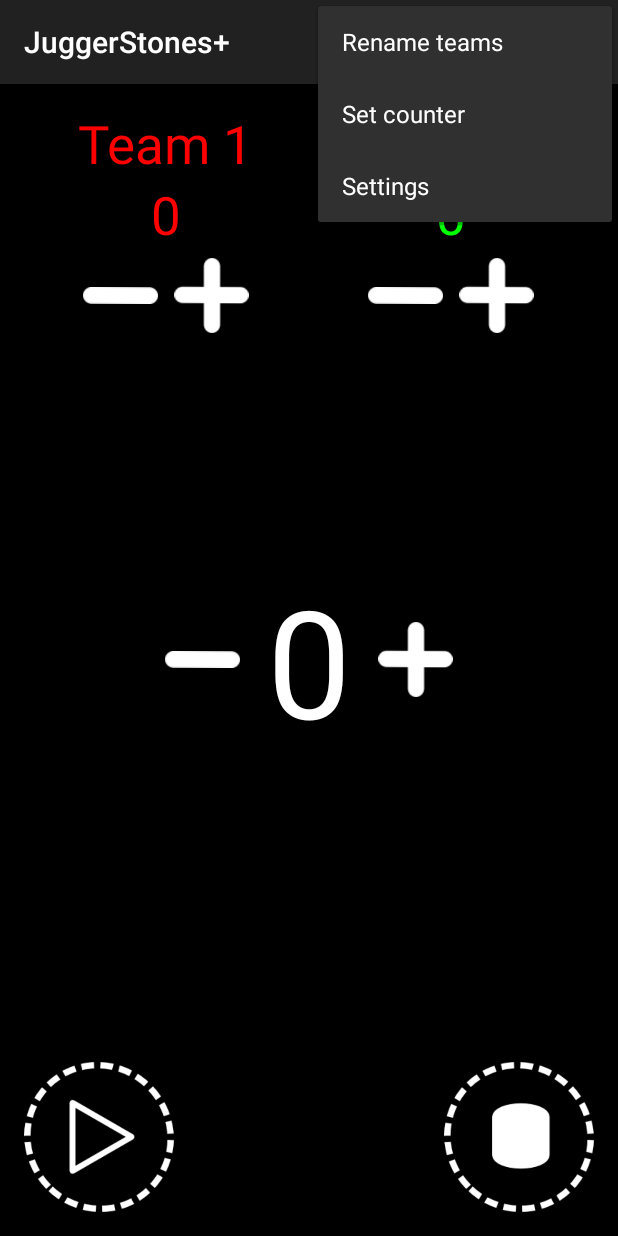
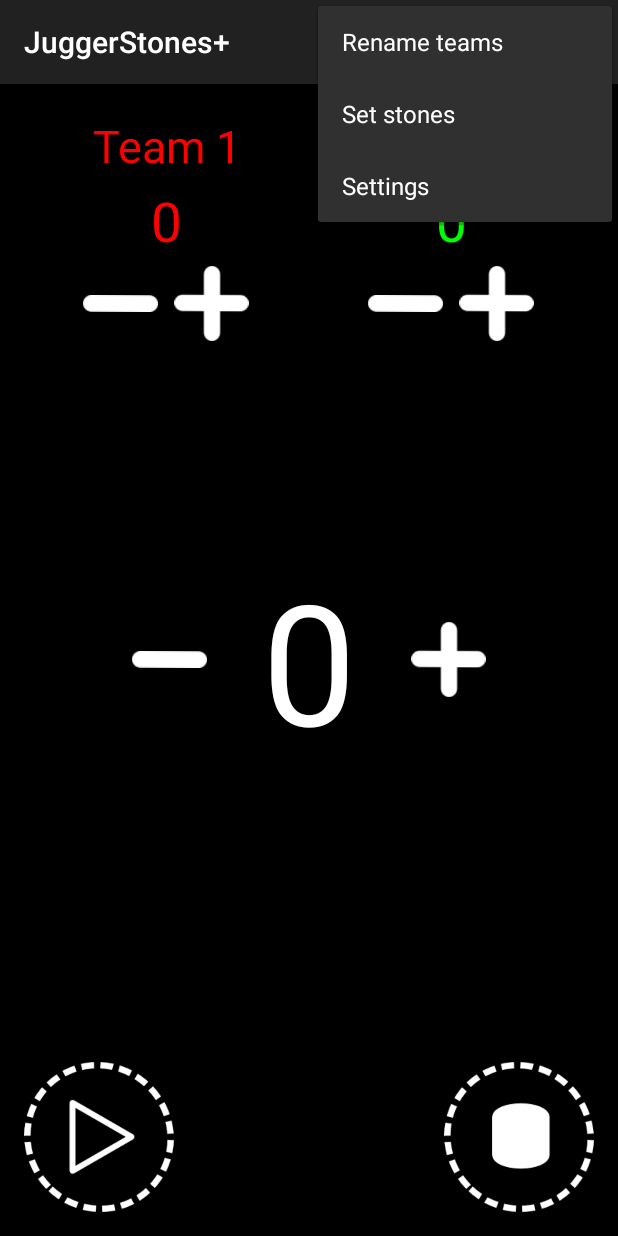
Before and after one commit to rala72/JuggerStones, an Android app: the screen it shows after launch (MainActivity), with the options menu open, on a phone screen of 412 x 824 dp. Run offline under Robolectric (Android 15) with nearby library versions, the light colour scheme and no system bars; our stand-ins replace ButterKnife.

Commit message:
fixed infinity mode || added autoResizeable textViews

```diff
--- a/app/src/main/res/layout/activity_main.xml
+++ b/app/src/main/res/layout/activity_main.xml
@@ -1,4 +1,5 @@
 <RelativeLayout xmlns:android="http://schemas.android.com/apk/res/android"
+    xmlns:app="http://schemas.android.com/apk/res-auto"
     android:id="@+id/main_activity"
     android:layout_width="match_parent"
     android:layout_height="match_parent"
@@ -24,27 +25,41 @@
             android:layout_gravity="center_horizontal"
             android:layout_weight="1">
 
-            <TextView
+            <android.support.v7.widget.AppCompatTextView
                 android:id="@+id/textView_team1"
                 android:layout_width="wrap_content"
                 android:layout_height="wrap_content"
                 android:layout_alignParentTop="true"
                 android:layout_centerHorizontal="true"
+                android:layout_centerVertical="true"
+                android:gravity="center"
+                android:maxLines="1"
+                android:maxWidth="@dimen/textSizeAuto_maxSmall"
+                android:minHeight="@dimen/textSizeAuto_minSmall"
+                android:minWidth="@dimen/textSizeAuto_minSmall"
                 android:text="@string/team1"
                 android:textAppearance="?android:attr/textAppearanceSmall"
                 android:textColor="@color/red"
-                android:textSize="@dimen/textSize_teamDetails" />
+                android:textSize="@dimen/textSize_teamDetails"
+                app:autoSizeTextType="uniform" />
 
-            <TextView
+            <android.support.v7.widget.AppCompatTextView
                 android:id="@+id/textView_team1_points"
                 android:layout_width="wrap_content"
                 android:layout_height="wrap_content"
                 android:layout_below="@+id/textView_team1"
                 android:layout_centerHorizontal="true"
+                android:layout_centerVertical="true"
+                android:gravity="center"
+                android:maxLines="1"
+                android:maxWidth="@dimen/textSizeAuto_maxSmall"
+                android:minHeight="@dimen/textSizeAuto_minSmall"
+                android:minWidth="@dimen/textSizeAuto_minSmall"
                 android:text="@string/zero"
                 android:textAppearance="?android:attr/textAppearanceLarge"
                 android:textColor="@color/red"
-                android:textSize="@dimen/textSize_teamDetails" />
+                android:textSize="@dimen/textSize_teamDetails"
+                app:autoSizeTextType="uniform" />
 
             <GridLayout
                 android:layout_width="wrap_content"
@@ -84,27 +99,41 @@
             android:layout_gravity="center_horizontal"
             android:layout_weight="1">
 
-            <TextView
+            <android.support.v7.widget.AppCompatTextView
                 android:id="@+id/textView_team2"
                 android:layout_width="wrap_content"
                 android:layout_height="wrap_content"
                 android:layout_alignParentTop="true"
                 android:layout_centerHorizontal="true"
+                android:layout_centerVertical="true"
+                android:gravity="center"
+                android:maxLines="1"
+                android:maxWidth="@dimen/textSizeAuto_maxSmall"
+                android:minHeight="@dimen/textSizeAuto_minSmall"
+                android:minWidth="@dimen/textSizeAuto_minSmall"
                 android:text="@string/team2"
                 android:textAppearance="?android:attr/textAppearanceSmall"
                 android:textColor="@color/green"
-                android:textSize="@dimen/textSize_teamDetails" />
+                android:textSize="@dimen/textSize_teamDetails"
+                app:autoSizeTextType="uniform" />
 
-            <TextView
+            <android.support.v7.widget.AppCompatTextView
                 android:id="@+id/textView_team2_points"
                 android:layout_width="wrap_content"
                 android:layout_height="wrap_content"
                 android:layout_below="@+id/textView_team2"
                 android:layout_centerHorizontal="true"
+                android:layout_centerVertical="true"
+                android:gravity="center"
+                android:maxLines="1"
+                android:maxWidth="@dimen/textSizeAuto_maxSmall"
+                android:minHeight="@dimen/textSizeAuto_minSmall"
+                android:minWidth="@dimen/textSizeAuto_minSmall"
                 android:text="@string/zero"
                 android:textAppearance="?android:attr/textAppearanceLarge"
                 android:textColor="@color/green"
-                android:textSize="@dimen/textSize_teamDetails" />
+                android:textSize="@dimen/textSize_teamDetails"
+                app:autoSizeTextType="uniform" />
 
             <GridLayout
                 android:layout_width="wrap_content"
@@ -147,39 +176,46 @@
         android:layout_centerInParent="true">
 
         <android.support.v7.widget.AppCompatImageButton
-            android:id="@+id/button_counter_decrease"
+            android:id="@+id/button_stones_decrease"
             android:layout_width="@dimen/button_increaseDecrease_size"
             android:layout_height="@dimen/button_increaseDecrease_size"
             android:layout_centerVertical="true"
             android:layout_marginEnd="@dimen/button_increaseDecrease_margin_center"
             android:layout_marginRight="@dimen/button_increaseDecrease_margin_center"
-            android:layout_toLeftOf="@+id/textView_counter"
-            android:layout_toStartOf="@+id/textView_counter"
+            android:layout_toLeftOf="@+id/textView_stones"
+            android:layout_toStartOf="@+id/textView_stones"
             android:background="@android:color/transparent"
             android:contentDescription="@string/decrease"
             android:scaleType="fitCenter"
             android:src="@drawable/decrease" />
 
-        <TextView
-            android:id="@+id/textView_counter"
+        <android.support.v7.widget.AppCompatTextView
+            android:id="@+id/textView_stones"
             android:layout_width="wrap_content"
             android:layout_height="wrap_content"
+            android:layout_alignParentTop="true"
             android:layout_centerHorizontal="true"
             android:layout_centerVertical="true"
+            android:gravity="center"
+            android:maxLines="1"
+            android:maxWidth="@dimen/textSizeAuto_maxLarge"
+            android:minHeight="@dimen/textSizeAuto_minLargeHeight"
+            android:minWidth="@dimen/textSizeAuto_minLargeWidth"
             android:text="@string/zero"
             android:textAppearance="?android:attr/textAppearanceSmall"
             android:textColor="@android:color/white"
-            android:textSize="@dimen/textSize_stones" />
+            android:textSize="@dimen/textSize_stones"
+            app:autoSizeTextType="uniform" />
 
         <android.support.v7.widget.AppCompatImageButton
-            android:id="@+id/button_counter_increase"
+            android:id="@+id/button_stones_increase"
             android:layout_width="@dimen/button_increaseDecrease_size"
             android:layout_height="@dimen/button_increaseDecrease_size"
             android:layout_centerVertical="true"
             android:layout_marginLeft="@dimen/button_increaseDecrease_margin_center"
             android:layout_marginStart="@dimen/button_increaseDecrease_margin_center"
-            android:layout_toEndOf="@+id/textView_counter"
-            android:layout_toRightOf="@+id/textView_counter"
+            android:layout_toEndOf="@+id/textView_stones"
+            android:layout_toRightOf="@+id/textView_stones"
             android:background="@android:color/transparent"
             android:contentDescription="@string/increase"
             android:scaleType="fitCenter"
--- a/app/src/main/res/menu/main.xml
+++ b/app/src/main/res/menu/main.xml
@@ -8,8 +8,8 @@
         android:title="@string/renameTeams"
         app:showAsAction="never" />
     <item
-        android:id="@+id/set_counter"
-        android:title="@string/set_counter"
+        android:id="@+id/set_stones"
+        android:title="@string/setStones"
         app:showAsAction="never" />
     <item
         android:id="@+id/action_support"
--- a/app/src/main/res/values/dimens.xml
+++ b/app/src/main/res/values/dimens.xml
@@ -6,6 +6,12 @@
     <dimen name="textSize_teamDetails">35sp</dimen>
     <dimen name="textSize_stones">100sp</dimen>
 
+    <dimen name="textSizeAuto_minSmall">50sp</dimen>
+    <dimen name="textSizeAuto_maxSmall">100sp</dimen>
+    <dimen name="textSizeAuto_minLargeWidth">100sp</dimen>
+    <dimen name="textSizeAuto_minLargeHeight">200sp</dimen>
+    <dimen name="textSizeAuto_maxLarge">200sp</dimen>
+
     <dimen name="button_increaseDecrease_size">50dp</dimen>
     <dimen name="button_increaseDecrease_margin">5dp</dimen>
     <dimen name="button_increaseDecrease_margin_center">18dp</dimen>
--- a/app/src/main/res/values/strings_array.xml
+++ b/app/src/main/res/values/strings_array.xml
@@ -23,7 +23,7 @@
     <string-array name="mode_game_values" translatable="false">
         <item>100</item>
         <item>50</item>
-        <item>9999</item>
+        <item>-1</item>
     </string-array>
     <string-array name="sounds_stone" translatable="false">
         <item>@string/achievement</item>
--- a/app/src/main/res/values/strings_main.xml
+++ b/app/src/main/res/values/strings_main.xml
@@ -3,7 +3,7 @@
     <string name="zero">0</string>
     <string name="team1">Team 1</string>
     <string name="team2">Team 2</string>
-    <string name="set_counter">Set counter</string>
+    <string name="setStones">Set stones</string>
     <string name="renameTeams">Rename teams</string>
     <string name="renameTeams_1">Team 1 initialise</string>
     <string name="renameTeams_2">Team 2 initialise</string>
@@ -11,4 +11,5 @@
     <string name="settings">Settings</string>
 
     <string name="toast_teamLength">For convenience only the initials of each team please (5 MAX)</string>
+    <string name="toast_infinity">WARNING: infinity mode is selected</string>
 </resources>
--- a/app/src/main/res/values/strings_settings.xml
+++ b/app/src/main/res/values/strings_settings.xml
@@ -7,8 +7,8 @@
     <string name="mode_normal">Normal mode (100 stones each part)</string>
     <string name="mode_extension">Extension mode (50 stones each part)</string>
     <string name="mode_infinite">Infinite mode (Only stones)</string>
-    <string name="stop_after_point">Stop counter after point</string>
-    <string name="stop_after_gong">Stop counter after warning</string>
+    <string name="stop_stones_after_point">Stop stones after point</string>
+    <string name="stop_stones_after_gong">Stop stones after warning</string>
 
     <!-- settings: sounds -->
     <string name="settings_category_sound">Sounds</string>
--- a/app/src/main/res/xml/preferences.xml
+++ b/app/src/main/res/xml/preferences.xml
@@ -18,12 +18,12 @@
         <CheckBoxPreference
             android:defaultValue="false"
             android:key="stop_after_point"
-            android:summary="@string/stop_after_point" />
+            android:summary="@string/stop_stones_after_point" />
 
         <CheckBoxPreference
             android:defaultValue="false"
             android:key="stop_after_gong"
-            android:summary="@string/stop_after_gong" />
+            android:summary="@string/stop_stones_after_gong" />
 
     </PreferenceCategory>
     <PreferenceCategory android:title="@string/settings_category_sound">
```
Also changed, not shown: app/src/main/java/contador/piedras/jugger/MainActivity.java (+35 -34 lines), app/src/main/java/contador/piedras/jugger/model/Counter.java (+24 -8 lines), app/src/main/java/contador/piedras/jugger/model/MyHandler.java (+6 -6 lines), 10 other files.
